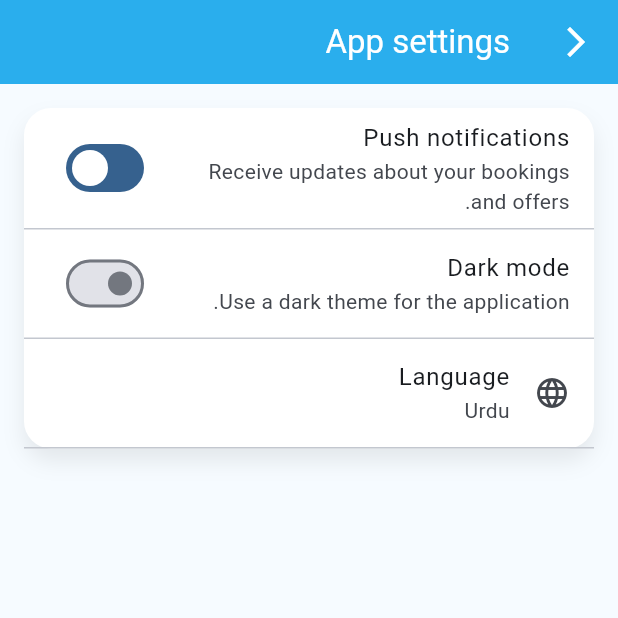
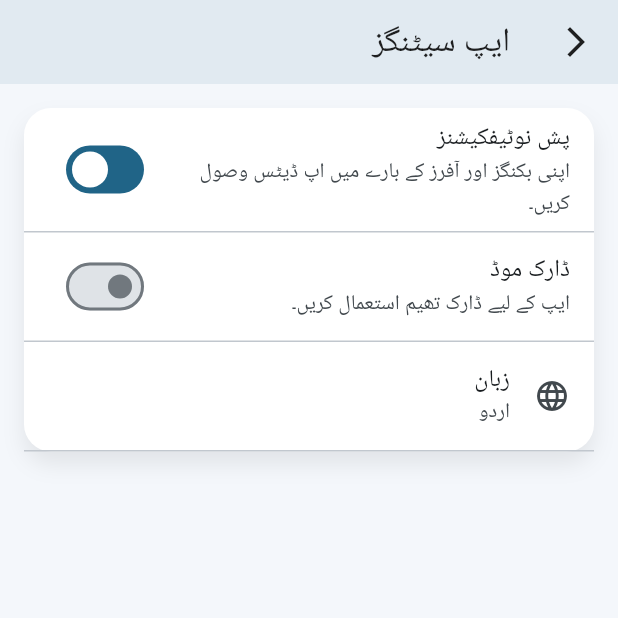
Before and after one commit to abdullah-rafiq/Service-App, a Flutter app: the SettingsScreen screen opened by its route, after a tap on "Language", on a phone screen of 412 x 824 dp, the top half of it. Run offline on Flutter 3.47's test engine with Material 3 defaults, Android fonts, the phone set to English and light mode, and no system bars; our stand-ins replace cloud_firestore, firebase_auth, firebase_core, geocoding, geolocator, go_router and 4 more; accounts and stored records are empty; generated files the repository leaves out were written again.

Commit message:
Ammars commit

```diff
--- a/lib/admin/admin_profile_page.dart
+++ b/lib/admin/admin_profile_page.dart
@@ -6,6 +6,7 @@ import 'package:go_router/go_router.dart';
 
 import 'package:flutter_application_1/models/app_user.dart';
 import 'package:flutter_application_1/services/user_service.dart';
+import 'package:flutter_application_1/app_locale.dart';
 
 class AdminProfilePage extends StatelessWidget {
   const AdminProfilePage({super.key});
@@ -126,6 +127,7 @@ class AdminProfilePage extends StatelessWidget {
                     trailing: const Icon(Icons.chevron_right),
                     onTap: () async {
                       await FirebaseAuth.instance.signOut();
+                      await AppLocale.setLocale(const Locale('en'));
                       if (context.mounted) {
                         context.go('/auth');
                       }
--- a/lib/common/profile_page.dart
+++ b/lib/common/profile_page.dart
@@ -14,6 +14,7 @@ import 'package:flutter_application_1/worker/worker_verification_page.dart';
 
 import '../user/wallet_page.dart';
 import '../user/my_bookings_page.dart';
+import '../app_locale.dart';
 
 class ProfilePage extends StatelessWidget {
   const ProfilePage({super.key});
@@ -34,8 +35,8 @@ class ProfilePage extends StatelessWidget {
     return Scaffold(
       backgroundColor: Theme.of(context).scaffoldBackgroundColor,
       body: SafeArea(
-        child: FutureBuilder<AppUser?>(
-          future: UserService.instance.getById(current.uid),
+        child: StreamBuilder<AppUser?>(
+          stream: UserService.instance.watchUser(current.uid),
           builder: (context, snapshot) {
             if (snapshot.connectionState == ConnectionState.waiting) {
               return const Center(child: CircularProgressIndicator());
@@ -316,6 +317,7 @@ class ProfilePage extends StatelessWidget {
                         const Icon(Icons.chevron_right, color: accentBlue),
                     onTap: () async {
                       await FirebaseAuth.instance.signOut();
+                      await AppLocale.setLocale(const Locale('en'));
                       if (context.mounted) {
                         context.go('/auth');
                       }
--- a/lib/common/settings_screen.dart
+++ b/lib/common/settings_screen.dart
@@ -6,6 +6,7 @@ import 'package:cloud_firestore/cloud_firestore.dart';
 
 import '../theme_mode_notifier.dart';
 import '../app_locale.dart';
+import '../localized_strings.dart';
 
 class SettingsScreen extends StatefulWidget {
   const SettingsScreen({super.key});
@@ -68,6 +69,11 @@ class _SettingsScreenState extends State<SettingsScreen> {
 
   @override
   Widget build(BuildContext context) {
+    return ValueListenableBuilder<Locale>(
+      valueListenable: AppLocale.locale,
+      builder: (context, currentLocale, _) {
+        final isUrdu = currentLocale.languageCode == 'ur';
+
         return Scaffold(
           appBar: AppBar(
             elevation: 4,
@@ -77,7 +83,7 @@ class _SettingsScreenState extends State<SettingsScreen> {
                 Navigator.of(context).pop();
               },
             ),
-        title: const Text('App settings'),
+            title: Text(L10n.settingsTitle()),
           ),
           backgroundColor: Theme.of(context).scaffoldBackgroundColor,
           body: Padding(
@@ -88,7 +94,8 @@ class _SettingsScreenState extends State<SettingsScreen> {
                 borderRadius: BorderRadius.circular(18),
                 boxShadow: [
                   BoxShadow(
-                color: Theme.of(context).shadowColor.withOpacity(0.08),
+                    color:
+                        Theme.of(context).shadowColor.withOpacity(0.08),
                     blurRadius: 12,
                     offset: const Offset(0, 8),
                   ),
@@ -98,9 +105,8 @@ class _SettingsScreenState extends State<SettingsScreen> {
                 shrinkWrap: true,
                 children: [
                   SwitchListTile(
-                title: const Text('Push notifications'),
-                subtitle: const Text(
-                    'Receive updates about your bookings and offers.'),
+                    title: Text(L10n.settingsNotificationsTitle()),
+                    subtitle: Text(L10n.settingsNotificationsSubtitle()),
                     value: _notificationsEnabled,
                     onChanged: _loadingNotifications
                         ? null
@@ -109,7 +115,8 @@ class _SettingsScreenState extends State<SettingsScreen> {
                               _notificationsEnabled = value;
                             });
 
-                        final user = FirebaseAuth.instance.currentUser;
+                            final user =
+                                FirebaseAuth.instance.currentUser;
                             if (user == null) return;
 
                             try {
@@ -145,9 +152,8 @@ class _SettingsScreenState extends State<SettingsScreen> {
                     builder: (context, themeMode, _) {
                       final isDark = themeMode == ThemeMode.dark;
                       return SwitchListTile(
-                    title: const Text('Dark mode'),
-                    subtitle:
-                        const Text('Use a dark theme for the application.'),
+                        title: Text(L10n.settingsDarkModeTitle()),
+                        subtitle: Text(L10n.settingsDarkModeSubtitle()),
                         value: isDark,
                         onChanged: (value) {
                           AppTheme.setThemeMode(
@@ -158,21 +164,16 @@ class _SettingsScreenState extends State<SettingsScreen> {
                     },
                   ),
                   const Divider(height: 1),
-              ValueListenableBuilder<Locale>(
-                valueListenable: AppLocale.locale,
-                builder: (context, currentLocale, _) {
-                  final isUrdu = currentLocale.languageCode == 'ur';
-                  return ListTile(
+                  ListTile(
                     leading: const Icon(Icons.language),
-                    title: const Text('Language'),
-                    subtitle: Text(isUrdu ? 'Urdu' : 'English'),
+                    title: Text(L10n.settingsLanguageTitle()),
+                    subtitle: Text(
+                        isUrdu ? L10n.languageUrdu() : L10n.languageEnglish()),
                     onTap: () async {
                       final newLocale = isUrdu
                           ? const Locale('en')
                           : const Locale('ur');
                       await AppLocale.setLocale(newLocale);
-                    },
-                  );
                     },
                   ),
                   const Divider(height: 1),
@@ -181,5 +182,7 @@ class _SettingsScreenState extends State<SettingsScreen> {
             ),
           ),
         );
+      },
+    );
   }
 }
--- a/lib/localized_strings.dart
+++ b/lib/localized_strings.dart
@@ -29,4 +29,56 @@ class L10n {
   static String workerNavEarnings() => _isUrdu ? 'کمائی' : 'Earnings';
   static String workerNavMessages() => _isUrdu ? 'پیغامات' : 'Messages';
   static String workerNavProfile() => _isUrdu ? 'پروفائل' : 'Profile';
+
+  // User bottom navigation
+  static String userNavHome() => _isUrdu ? 'ہوم' : 'Home';
+  static String userNavCategories() => _isUrdu ? 'کیٹیگریز' : 'Categories';
+  static String userNavBookings() => _isUrdu ? 'بکنگز' : 'Bookings';
+  static String userNavMessages() => _isUrdu ? 'پیغامات' : 'Messages';
+  static String userNavProfile() => _isUrdu ? 'پروفائل' : 'Profile';
+
+  // User home sections
+  static String homeCategoriesTitle() =>
+      _isUrdu ? 'کیٹیگریز' : 'Categories';
+
+  static String homeFeaturedProvidersTitle() =>
+      _isUrdu ? 'نمایاں فراہم کنندگان' : 'Featured Providers';
+
+  static String homeUpcomingBookingsTitle() =>
+      _isUrdu ? 'آنے والی بکنگز' : 'Upcoming Bookings';
+
+  static String homeAllCategoriesTitle() =>
+      _isUrdu ? 'تمام کیٹیگریز' : 'All Categories';
+
+  static String settingsTitle() => _isUrdu ? 'ایپ سیٹنگز' : 'App settings';
+
+  static String settingsNotificationsTitle() =>
+      _isUrdu ? 'پش نوٹیفکیشنز' : 'Push notifications';
+
+  static String settingsNotificationsSubtitle() => _isUrdu
+      ? 'اپنی بکنگز اور آفرز کے بارے میں اپ ڈیٹس وصول کریں۔'
+      : 'Receive updates about your bookings and offers.';
+
+  static String settingsDarkModeTitle() =>
+      _isUrdu ? 'ڈارک موڈ' : 'Dark mode';
+
+  static String settingsDarkModeSubtitle() => _isUrdu
+      ? 'ایپ کے لیے ڈارک تھیم استعمال کریں۔'
+      : 'Use a dark theme for the application.';
+
+  static String settingsLanguageTitle() => _isUrdu ? 'زبان' : 'Language';
+
+  static String languageEnglish() => _isUrdu ? 'انگریزی' : 'English';
+
+  static String languageUrdu() => _isUrdu ? 'اردو' : 'Urdu';
+
+  // Admin bottom navigation
+  static String adminNavAnalytics() =>
+      _isUrdu ? 'تجزیات' : 'Analytics';
+
+  static String adminNavWorkers() =>
+      _isUrdu ? 'ورکرز' : 'Workers';
+
+  static String adminNavNotifications() =>
+      _isUrdu ? 'نوٹیفکیشنز' : 'Notifications';
 }
--- a/lib/main.dart
+++ b/lib/main.dart
@@ -124,31 +124,70 @@ class MainApp extends StatelessWidget {
                 GlobalCupertinoLocalizations.delegate,
               ],
               theme: ThemeData(
+                useMaterial3: true,
                 colorScheme: ColorScheme.fromSeed(
-                  seedColor: Colors.blue,
+                  seedColor: const Color(0xFF29B6F6),
                   brightness: Brightness.light,
                 ),
-                scaffoldBackgroundColor: const Color(0xFFF6FBFF),
+                scaffoldBackgroundColor: const Color(0xFFF4F7FB),
                 appBarTheme: const AppBarTheme(
-                  elevation: 4,
-                  backgroundColor: Color(0xFF29B6F6),
-                  foregroundColor: Colors.white,
+                  elevation: 0,
+                  backgroundColor: Colors.transparent,
+                  foregroundColor: Colors.black87,
+                  centerTitle: false,
                 ),
                 cardColor: Colors.white,
+                cardTheme: CardThemeData(
+                  color: Colors.white,
+                  elevation: 1,
+                  shape: RoundedRectangleBorder(
+                    borderRadius: BorderRadius.circular(16),
+                  ),
+                ),
+                bottomNavigationBarTheme: const BottomNavigationBarThemeData(
+                  elevation: 0,
+                  type: BottomNavigationBarType.fixed,
+                  selectedLabelStyle: TextStyle(
+                    fontSize: 11,
+                    fontWeight: FontWeight.w600,
+                  ),
+                  unselectedLabelStyle: TextStyle(
+                    fontSize: 11,
+                  ),
+                ),
               ),
               darkTheme: ThemeData(
+                useMaterial3: true,
                 colorScheme: ColorScheme.fromSeed(
-                  seedColor: Colors.blue,
+                  seedColor: const Color(0xFF29B6F6),
                   brightness: Brightness.dark,
                 ),
-                scaffoldBackgroundColor: const Color(0xFF121212),
-                appBarTheme: AppBarTheme(
-                  elevation: 4,
-                  backgroundColor:
-                      ColorScheme.fromSeed(seedColor: Colors.blue, brightness: Brightness.dark).primary,
+                scaffoldBackgroundColor: const Color(0xFF0F1115),
+                appBarTheme: const AppBarTheme(
+                  elevation: 0,
+                  backgroundColor: Colors.transparent,
                   foregroundColor: Colors.white,
+                  centerTitle: false,
                 ),
                 cardColor: const Color(0xFF1E1E1E),
+                cardTheme: CardThemeData(
+                  color: const Color(0xFF1E1E1E),
+                  elevation: 1,
+                  shape: RoundedRectangleBorder(
+                    borderRadius: BorderRadius.circular(16),
+                  ),
+                ),
+                bottomNavigationBarTheme: const BottomNavigationBarThemeData(
+                  elevation: 0,
+                  type: BottomNavigationBarType.fixed,
+                  selectedLabelStyle: TextStyle(
+                    fontSize: 11,
+                    fontWeight: FontWeight.w600,
+                  ),
+                  unselectedLabelStyle: TextStyle(
+                    fontSize: 11,
+                  ),
+                ),
               ),
               routerConfig: _router,
             );
```
Also changed, not shown: lib/admin/admin_main_page.dart (+10 -9 lines), lib/user/main_page.dart (+50 -21 lines). Lines whose indentation alone changed are shown as unchanged.
